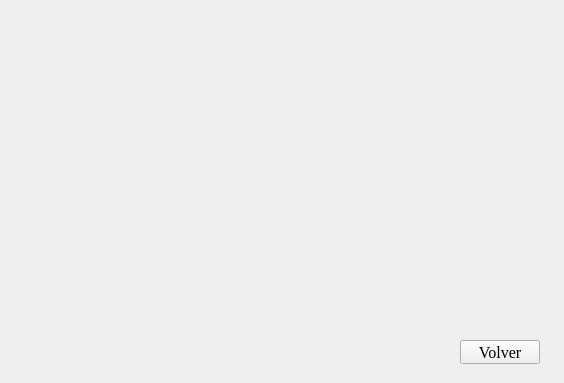
First picture: the form in Widget.ui, repository Breixosepi/AEGTDAH-RPG, before the edit.
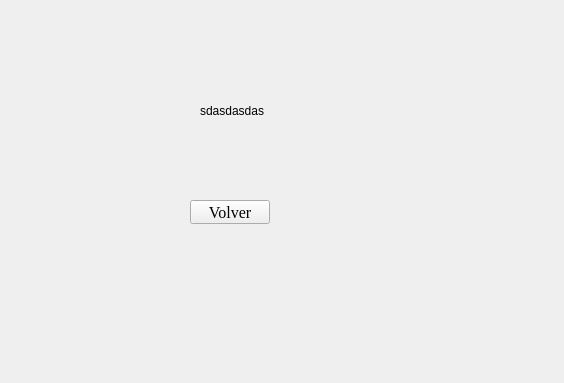
Second picture: the form after the edit.

Diff of the .ui file:
```diff
--- a/Widget.ui
+++ b/Widget.ui
@@ -16,8 +16,8 @@
   <widget class="QPushButton" name="returnBtn">
    <property name="geometry">
     <rect>
-     <x>460</x>
-     <y>340</y>
+     <x>190</x>
+     <y>200</y>
      <width>80</width>
      <height>24</height>
     </rect>
@@ -32,6 +32,19 @@
     <string>Volver</string>
    </property>
   </widget>
+  <widget class="QLabel" name="pjLbl">
+   <property name="geometry">
+    <rect>
+     <x>200</x>
+     <y>70</y>
+     <width>81</width>
+     <height>81</height>
+    </rect>
+   </property>
+   <property name="text">
+    <string>sdasdasdas</string>
+   </property>
+  </widget>
  </widget>
  <resources/>
  <connections/>
```
